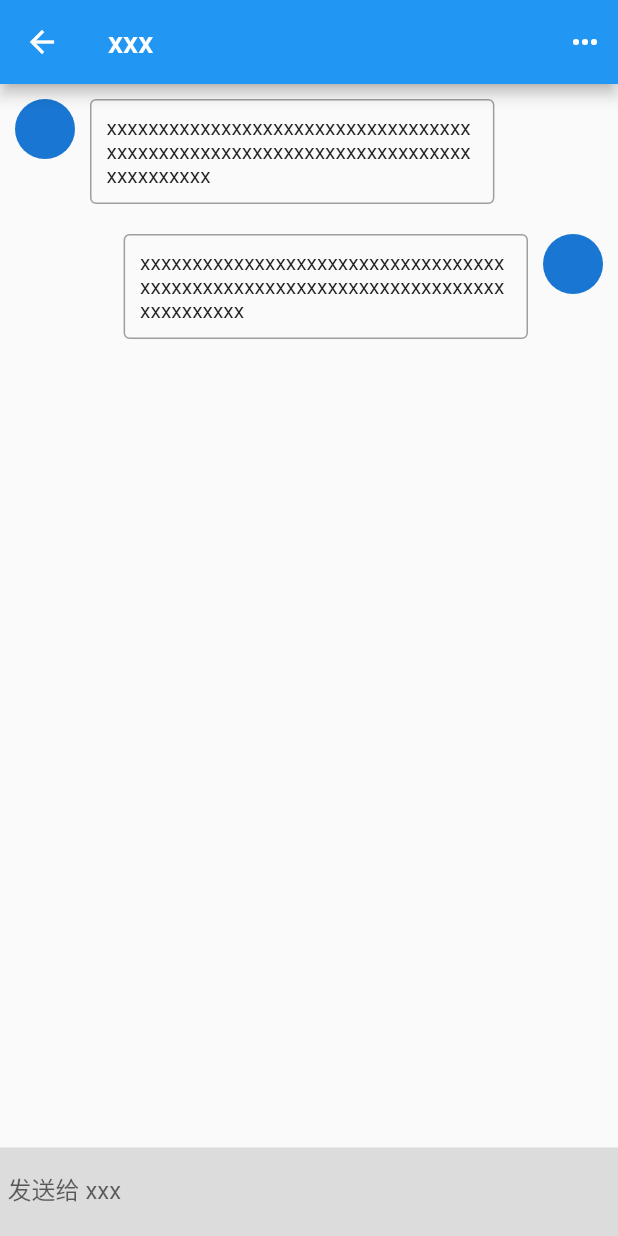
After one commit to Doggy-068/todo_app, a Flutter app: the screen it shows after launch, after a tap on "XXX", on a phone screen of 412 x 824 dp. The commit adds this screen. Run offline on Flutter 3.47's test engine with Material 2 defaults, Android fonts, the light colour scheme and no system bars.

Commit message:
feat: chat

```diff
--- /dev/null
+++ b/lib/screen/chat.dart
@@ -0,0 +1,118 @@
+import 'package:flutter/material.dart';
+
+class ScreenChat extends StatelessWidget {
+  const ScreenChat({super.key});
+
+  @override
+  Widget build(BuildContext context) {
+    return Scaffold(
+      appBar: AppBar(
+        title: const Text('xxx'),
+        actions: [
+          Container(
+            margin: const EdgeInsets.only(right: 10),
+            child: const Icon(Icons.more_horiz_outlined),
+          ),
+        ],
+      ),
+      body: Column(
+        children: [
+          Expanded(
+            child: ListView(
+              children: [
+                FractionallySizedBox(
+                  alignment: Alignment.topLeft,
+                  widthFactor: 0.8,
+                  child: Container(
+                    margin: const EdgeInsets.only(
+                      top: 10,
+                      bottom: 10,
+                    ),
+                    child: Row(
+                      crossAxisAlignment: CrossAxisAlignment.start,
+                      children: [
+                        Container(
+                          margin: const EdgeInsets.only(
+                            left: 10,
+                            right: 10,
+                          ),
+                          child: const CircleAvatar(),
+                        ),
+                        Expanded(
+                          child: Container(
+                            padding: const EdgeInsets.all(10),
+                            decoration: BoxDecoration(
+                              borderRadius: const BorderRadius.all(
+                                Radius.circular(4),
+                              ),
+                              border: Border.all(color: Colors.grey),
+                            ),
+                            child: const Text(
+                              'xxxxxxxxxxxxxxxxxxxxxxxxxxxxxxxxxxxxxxxxxxxxxxxxxxxxxxxxxxxxxxxxxxxxxxxxxxxxxxxx',
+                            ),
+                          ),
+                        ),
+                      ],
+                    ),
+                  ),
+                ),
+                FractionallySizedBox(
+                  alignment: Alignment.topRight,
+                  widthFactor: 0.8,
+                  child: Container(
+                    margin: const EdgeInsets.only(
+                      top: 10,
+                      bottom: 10,
+                    ),
+                    child: Row(
+                      crossAxisAlignment: CrossAxisAlignment.start,
+                      children: [
+                        Expanded(
+                          child: Container(
+                            padding: const EdgeInsets.all(10),
+                            decoration: BoxDecoration(
+                              borderRadius: const BorderRadius.all(
+                                Radius.circular(4),
+                              ),
+                              border: Border.all(color: Colors.grey),
+                            ),
+                            child: const Text(
+                              'xxxxxxxxxxxxxxxxxxxxxxxxxxxxxxxxxxxxxxxxxxxxxxxxxxxxxxxxxxxxxxxxxxxxxxxxxxxxxxxx',
+                            ),
+                          ),
+                        ),
+                        Container(
+                          margin: const EdgeInsets.only(
+                            left: 10,
+                            right: 10,
+                          ),
+                          child: const CircleAvatar(),
+                        ),
+                      ],
+                    ),
+                  ),
+                ),
+              ],
+            ),
+          ),
+          Container(
+            padding: const EdgeInsets.only(
+              left: 5,
+              right: 5,
+            ),
+            decoration: const BoxDecoration(
+              color: Colors.black12,
+            ),
+            child: const TextField(
+              decoration: InputDecoration(
+                border: InputBorder.none,
+                floatingLabelBehavior: FloatingLabelBehavior.never,
+                label: Text('发送给 xxx'),
+              ),
+            ),
+          ),
+        ],
+      ),
+    );
+  }
+}
--- a/lib/screen/message.dart
+++ b/lib/screen/message.dart
@@ -2,6 +2,7 @@ import 'package:flutter/material.dart';
 import './address.dart';
 import './document.dart';
 import './workbench.dart';
+import './chat.dart';
 
 class ScreenMessage extends StatelessWidget {
   ScreenMessage({super.key});
@@ -235,6 +236,14 @@ class ScreenMessage extends StatelessWidget {
               children: List.filled(30, 1)
                   .map(
                     (e) => ListTile(
+                      onTap: () {
+                        Navigator.push(
+                          context,
+                          MaterialPageRoute(
+                            builder: (context) => const ScreenChat(),
+                          ),
+                        );
+                      },
                       contentPadding: const EdgeInsets.only(
                         left: 10,
                         right: 10,
```
